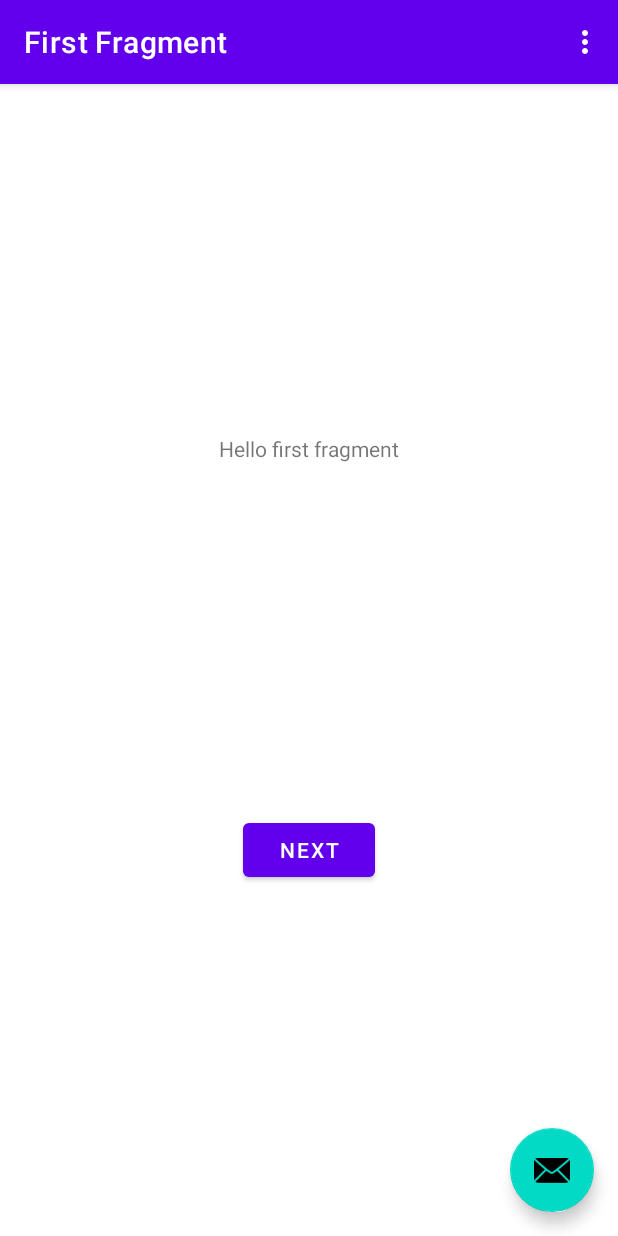
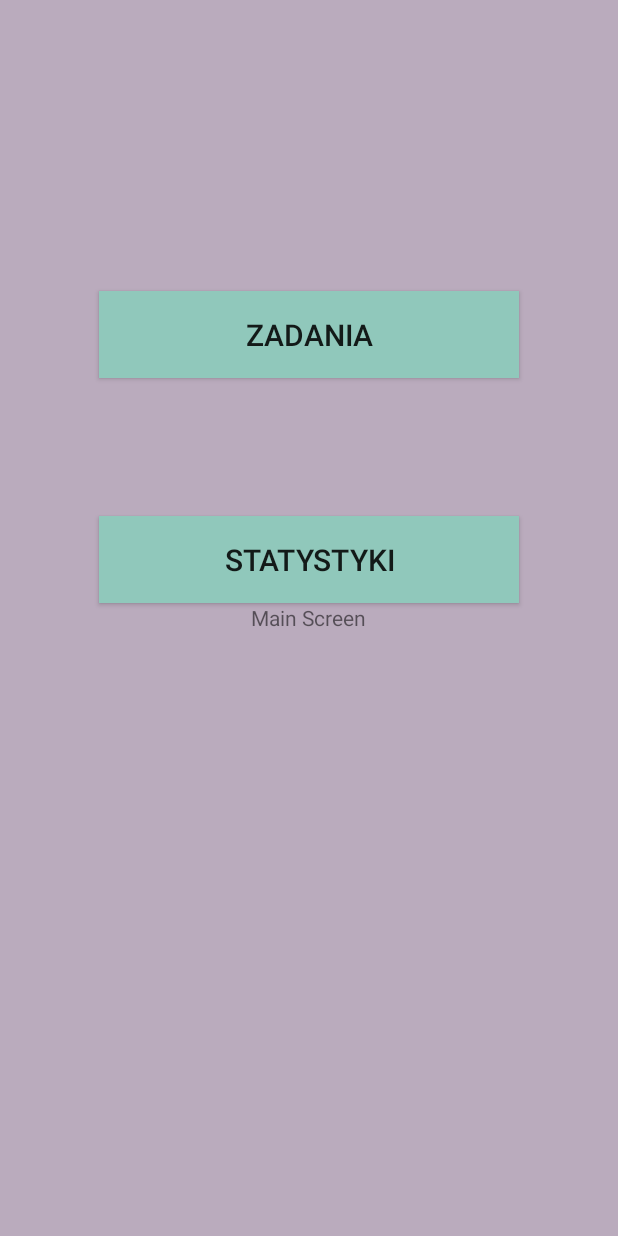
Before and after one commit to matrzask/WorkTracker, an Android app: the screen it shows after launch (MainActivity before the commit, WorkTrackerMainScreen after it), on a phone screen of 412 x 824 dp. Run offline under Robolectric (Android 15) with nearby library versions, the phone set to English and light mode, and no system bars.

Commit message:
main Interface Prototype added

```diff
--- a/app/build.gradle
+++ b/app/build.gradle
@@ -40,6 +40,7 @@ dependencies {
     implementation 'androidx.navigation:navigation-fragment:2.4.1'
     implementation 'androidx.navigation:navigation-ui:2.4.1'
     implementation 'com.google.firebase:firebase-firestore:24.9.1'
+    implementation 'com.google.firebase:firebase-database:20.3.0'
     testImplementation 'junit:junit:4.13.2'
     androidTestImplementation 'androidx.test.ext:junit:1.1.5'
     androidTestImplementation 'androidx.test.espresso:espresso-core:3.5.1'
--- a/app/src/main/java/com/example/worktracker/FirstFragment.java
+++ b/app/src/main/java/com/example/worktracker/FirstFragment.java
@@ -4,6 +4,7 @@ import android.os.Bundle;
 import android.view.LayoutInflater;
 import android.view.View;
 import android.view.ViewGroup;
+import android.widget.Button;
 
 import androidx.annotation.NonNull;
 import androidx.fragment.app.Fragment;
@@ -14,6 +15,9 @@ import com.example.worktracker.databinding.FragmentFirstBinding;
 public class FirstFragment extends Fragment {
 
     private FragmentFirstBinding binding;
+    private Button button_zad;
+
+
 
     @Override
     public View onCreateView(
--- /dev/null
+++ b/app/src/main/java/com/example/worktracker/WorkTrackerMainScreen.java
@@ -0,0 +1,47 @@
+package com.example.worktracker;
+
+import androidx.appcompat.app.AppCompatActivity;
+
+import android.content.Intent;
+import android.os.Bundle;
+import android.view.View;
+import android.widget.Button;
+
+public class WorkTrackerMainScreen extends AppCompatActivity {
+    private Button button_zad;
+    private Button button_stat;
+
+    @Override
+    protected void onCreate(Bundle savedInstanceState) {
+        super.onCreate(savedInstanceState);
+        setContentView(R.layout.activity_work_tracker_main_screen);
+
+        button_zad = (Button) findViewById(R.id.button_zad);
+        button_zad.setOnClickListener(new View.OnClickListener() {
+            @Override
+            public void onClick(View view) {
+                openZadania();
+            }
+        });
+
+        button_stat = (Button) findViewById(R.id.button_stat);
+        button_stat.setOnClickListener(new View.OnClickListener() {
+            @Override
+            public void onClick(View view) {
+                openStatystyki();
+            }
+        });
+    }
+
+    public void openZadania() {
+        Intent intent = new Intent(this, Zadania.class);
+        startActivity(intent);
+    }
+
+    public void openStatystyki() {
+        Intent intent = new Intent(this, Statystyki.class);
+        startActivity(intent);
+    }
+
+
+}
--- a/app/src/main/res/layout/activity_main.xml
+++ b/app/src/main/res/layout/activity_main.xml
@@ -22,6 +22,7 @@
 
     <include layout="@layout/content_main" />
 
+
     <com.google.android.material.floatingactionbutton.FloatingActionButton
         android:id="@+id/fab"
         android:layout_width="wrap_content"
--- /dev/null
+++ b/app/src/main/res/layout/activity_work_tracker_main_screen.xml
@@ -0,0 +1,40 @@
+<?xml version="1.0" encoding="utf-8"?>
+<RelativeLayout xmlns:android="http://schemas.android.com/apk/res/android"
+    xmlns:app="http://schemas.android.com/apk/res-auto"
+    xmlns:tools="http://schemas.android.com/tools"
+    android:layout_width="match_parent"
+    android:layout_height="match_parent"
+    tools:context=".WorkTrackerMainScreen"
+    android:background="#BAABBD">
+
+    <TextView
+        android:id="@+id/textView"
+        android:layout_width="wrap_content"
+        android:layout_height="wrap_content"
+        android:layout_centerVertical="true"
+        android:layout_centerHorizontal="true"
+        android:text="Main Screen" />
+
+    <Button
+        android:id="@+id/button_zad"
+        android:layout_width="280dp"
+        android:layout_height="58dp"
+        android:layout_above="@+id/textView"
+        android:layout_centerHorizontal="true"
+        android:layout_marginBottom="150dp"
+        android:text="Zadania"
+        android:textSize="20dp"
+        android:background="#90C8BB"/>
+
+    <Button
+        android:id="@+id/button_stat"
+        android:layout_width="280dp"
+        android:layout_height="58dp"
+        android:layout_above="@+id/textView"
+        android:layout_centerHorizontal="true"
+        android:text="Statystyki"
+        android:textSize="20dp"
+        android:background="#90C8BB"/>
+
+
+</RelativeLayout>
--- a/app/src/main/res/layout/fragment_first.xml
+++ b/app/src/main/res/layout/fragment_first.xml
@@ -25,4 +25,5 @@
         app:layout_constraintEnd_toEndOf="parent"
         app:layout_constraintStart_toStartOf="parent"
         app:layout_constraintTop_toBottomOf="@id/textview_first" />
+
 </androidx.constraintlayout.widget.ConstraintLayout>
--- a/app/src/main/res/values-night/themes.xml
+++ b/app/src/main/res/values-night/themes.xml
@@ -1,6 +1,6 @@
 <resources xmlns:tools="http://schemas.android.com/tools">
     <!-- Base application theme. -->
-    <style name="Theme.WorkTracker" parent="Theme.MaterialComponents.DayNight.DarkActionBar">
+    <style name="Theme.WorkTracker" parent="Theme.AppCompat.Light.NoActionBar">
         <!-- Primary brand color. -->
         <item name="colorPrimary">@color/purple_200</item>
         <item name="colorPrimaryVariant">@color/purple_700</item>
--- a/app/src/main/res/values/themes.xml
+++ b/app/src/main/res/values/themes.xml
@@ -1,6 +1,6 @@
 <resources xmlns:tools="http://schemas.android.com/tools">
     <!-- Base application theme. -->
-    <style name="Theme.WorkTracker" parent="Theme.MaterialComponents.DayNight.DarkActionBar">
+    <style name="Theme.WorkTracker" parent="Theme.AppCompat.Light.NoActionBar">
         <!-- Primary brand color. -->
         <item name="colorPrimary">@color/purple_500</item>
         <item name="colorPrimaryVariant">@color/purple_700</item>
```
Also changed, not shown: app/src/main/AndroidManifest.xml (+9 -0 lines), app/src/main/java/com/example/worktracker/Statystyki.java (added, +31 -0 lines), app/src/main/java/com/example/worktracker/Zadania.java (added, +30 -0 lines), app/src/main/res/layout/activity_statystyki.xml (added, +60 -0 lines), app/src/main/res/layout/activity_zadania.xml (added, +62 -0 lines), app/src/main/res/layout/fragment_second.xml (+4 -4 lines), 1 other file.
